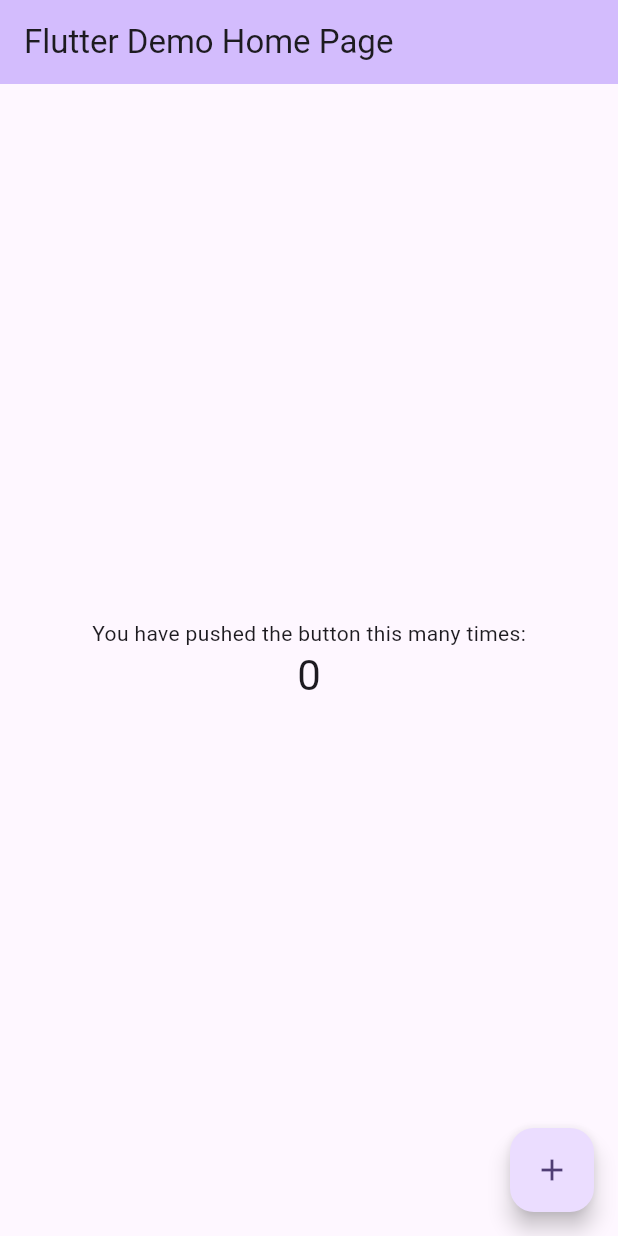
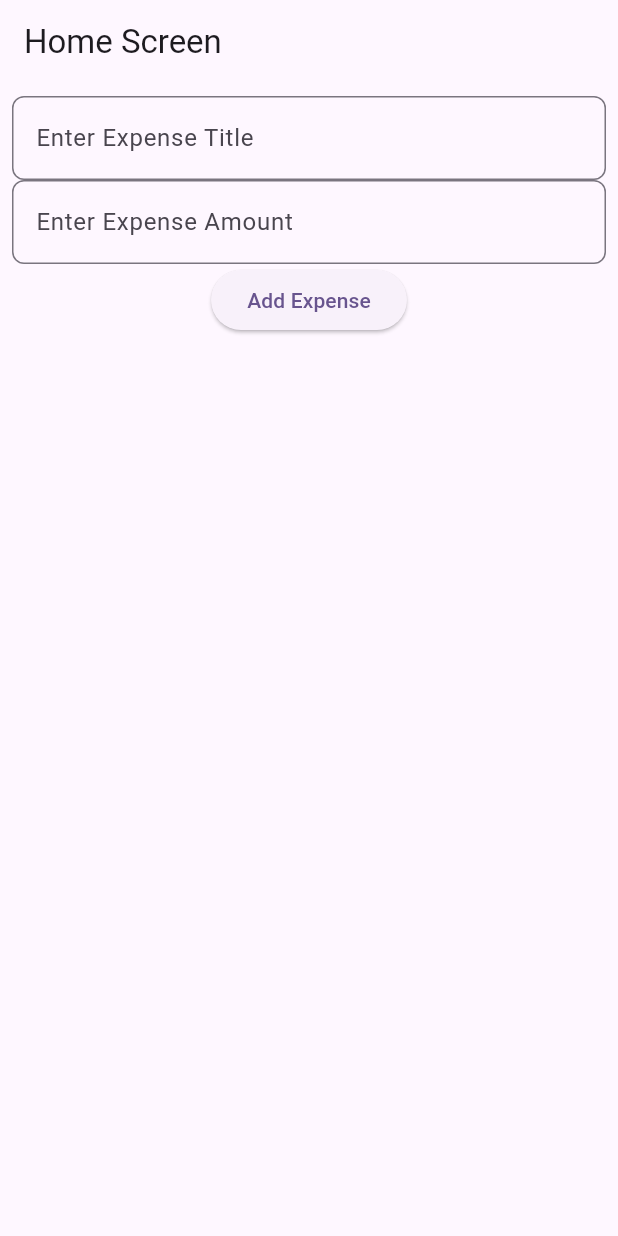
Before and after one commit to Ibrahim-K98han/simple_expense_tracker_flutter, a Flutter app: the screen it shows after launch, on a phone screen of 412 x 824 dp. Run offline on Flutter 3.47's test engine with Material 3 defaults, Android fonts, the phone set to English and light mode, and no system bars; our stand-ins replace sqflite; accounts and stored records are empty.

Commit message:
added functionality

```diff
--- /dev/null
+++ b/lib/add_expense_screen.dart
@@ -0,0 +1,18 @@
+import 'package:flutter/material.dart';
+
+class AddExpenseScreen extends StatefulWidget {
+  const AddExpenseScreen({super.key});
+
+  @override
+  State<AddExpenseScreen> createState() => _AddExpenseScreenState();
+}
+
+class _AddExpenseScreenState extends State<AddExpenseScreen> {
+  @override
+  Widget build(BuildContext context) {
+    return Scaffold(
+      appBar: AppBar(title: const Text('Add Expense')),
+      body: const Center(child: Text('This is the Add Expense Screen.')),
+    );
+  }
+}
--- /dev/null
+++ b/lib/home_screen.dart
@@ -0,0 +1,162 @@
+import 'package:flutter/material.dart';
+import 'package:path/path.dart';
+import 'package:sqflite/sqflite.dart';
+
+class HomeScreen extends StatefulWidget {
+  const HomeScreen({super.key});
+
+  @override
+  State<HomeScreen> createState() => _HomeScreenState();
+}
+
+class _HomeScreenState extends State<HomeScreen> {
+  TextEditingController titleController = TextEditingController();
+  TextEditingController amountController = TextEditingController();
+
+  int? editingId;
+  List<Map<String, dynamic>> expense = [];
+
+  @override
+  initState() {
+    super.initState();
+    readExpense();
+  }
+
+  @override
+  void dispose() {
+    super.dispose();
+    titleController.dispose();
+    amountController.dispose();
+  }
+
+  //Open Database
+  Future<Database> openMyDatabase() async {
+    String folder = await getDatabasesPath();
+    String path = join(folder, 'expense.db');
+
+    return openDatabase(
+      path,
+      version: 1,
+      onCreate: (db, version) async {
+        await db.execute('''
+        CREATE TABLE expenses(
+          id INTEGER PRIMARY KEY AUTOINCREMENT,
+          title TEXT,
+          amount REAL
+        )
+      ''');
+      },
+    );
+  }
+
+  //Add Expense
+  Future<void> addExpense() async {
+    Database db = await openMyDatabase();
+    await db.insert('expenses', {
+      'title': titleController.text,
+      'amount': amountController.text,
+    });
+    clearBoxes();
+    readExpense();
+  }
+
+  //Read Expense
+  Future<void> readExpense() async {
+    Database db = await openMyDatabase();
+
+    List<Map<String, dynamic>> rows = await db.query(
+      'expenses',
+      orderBy: 'title ASC',
+    );
+
+    if (!mounted) return;
+
+    setState(() {
+      expense = rows;
+    });
+  }
+
+  //Update Expense
+  Future<void> updateExpense() async {
+    Database db = await openMyDatabase();
+    await db.update(
+      'expenses',
+      {'title': titleController.text, 'amount': amountController.text},
+      where: 'id =?',
+      whereArgs: [editingId],
+    );
+    clearBoxes();
+    readExpense();
+  }
+
+  //Delete Expense
+  Future<void> deleteExpense(int id) async {
+    Database db = await openMyDatabase();
+    await db.delete('expenses', where: 'id =?', whereArgs: [id]);
+    clearBoxes();
+    readExpense();
+  }
+
+  void startEditing(Map<String, dynamic> contact) {
+    setState(() {
+      editingId = contact['id'];
+      titleController.text = contact['title'];
+      amountController.text = contact['amount'];
+    });
+  }
+
+  void saveButtonPressed() {
+    if (titleController.text.isEmpty || amountController.text.isEmpty) {
+      return;
+    }
+    if (editingId == null) {
+      addExpense();
+    } else {
+      updateExpense();
+    }
+  }
+
+  void clearBoxes() {
+    setState(() {
+      editingId = null;
+      titleController.clear();
+      amountController.clear();
+    });
+  }
+
+  @override
+  Widget build(BuildContext context) {
+    return Scaffold(
+      appBar: AppBar(title: const Text('Home Screen')),
+      body: Padding(
+        padding: const EdgeInsets.all(8.0),
+        child: Column(
+          children: [
+            TextField(
+              controller: titleController,
+              decoration: const InputDecoration(
+                hintText: 'Enter Expense Title',
+                border: OutlineInputBorder(
+                  borderRadius: BorderRadius.all(Radius.circular(8.0)),
+                ),
+              ),
+            ),
+            TextField(
+              controller: amountController,
+              decoration: const InputDecoration(
+                hintText: 'Enter Expense Amount',
+                border: OutlineInputBorder(
+                  borderRadius: BorderRadius.all(Radius.circular(8.0)),
+                ),
+              ),
+            ),
+            ElevatedButton(
+              onPressed: saveButtonPressed,
+              child: Text(editingId == null ? 'Add Expense' : 'Update Expense'),
+            ),
+          ],
+        ),
+      ),
+    );
+  }
+}
--- a/lib/main.dart
+++ b/lib/main.dart
@@ -1,4 +1,5 @@
 import 'package:flutter/material.dart';
+import 'package:simple_expense_tracker/home_screen.dart';
 
 void main() {
   runApp(const MyApp());
@@ -7,116 +8,12 @@ void main() {
 class MyApp extends StatelessWidget {
   const MyApp({super.key});
 
-  // This widget is the root of your application.
   @override
   Widget build(BuildContext context) {
     return MaterialApp(
       title: 'Flutter Demo',
-      theme: ThemeData(
-        // This is the theme of your application.
-        //
-        // TRY THIS: Try running your application with "flutter run". You'll see
-        // the application has a purple toolbar. Then, without quitting the app,
-        // try changing the seedColor in the colorScheme below to Colors.green
-        // and then invoke "hot reload" (save your changes or press the "hot
-        // reload" button in a Flutter-supported IDE, or press "r" if you used
-        // the command line to start the app).
-        //
-        // Notice that the counter didn't reset back to zero; the application
-        // state is not lost during the reload. To reset the state, use hot
-        // restart instead.
-        //
-        // This works for code too, not just values: Most code changes can be
-        // tested with just a hot reload.
-        colorScheme: .fromSeed(seedColor: Colors.deepPurple),
-      ),
-      home: const MyHomePage(title: 'Flutter Demo Home Page'),
+      theme: ThemeData(colorScheme: .fromSeed(seedColor: Colors.deepPurple)),
+      home: HomeScreen(),
     );
   }
 }
-
-class MyHomePage extends StatefulWidget {
-  const MyHomePage({super.key, required this.title});
-
-  // This widget is the home page of your application. It is stateful, meaning
-  // that it has a State object (defined below) that contains fields that affect
-  // how it looks.
-
-  // This class is the configuration for the state. It holds the values (in this
-  // case the title) provided by the parent (in this case the App widget) and
-  // used by the build method of the State. Fields in a Widget subclass are
-  // always marked "final".
-
-  final String title;
-
-  @override
-  State<MyHomePage> createState() => _MyHomePageState();
-}
-
-class _MyHomePageState extends State<MyHomePage> {
-  int _counter = 0;
-
-  void _incrementCounter() {
-    setState(() {
-      // This call to setState tells the Flutter framework that something has
-      // changed in this State, which causes it to rerun the build method below
-      // so that the display can reflect the updated values. If we changed
-      // _counter without calling setState(), then the build method would not be
-      // called again, and so nothing would appear to happen.
-      _counter++;
-    });
-  }
-
-  @override
-  Widget build(BuildContext context) {
-    // This method is rerun every time setState is called, for instance as done
-    // by the _incrementCounter method above.
-    //
-    // The Flutter framework has been optimized to make rerunning build methods
-    // fast, so that you can just rebuild anything that needs updating rather
-    // than having to individually change instances of widgets.
-    return Scaffold(
-      appBar: AppBar(
-        // TRY THIS: Try changing the color here to a specific color (to
-        // Colors.amber, perhaps?) and trigger a hot reload to see the AppBar
-        // change color while the other colors stay the same.
-        backgroundColor: Theme.of(context).colorScheme.inversePrimary,
-        // Here we take the value from the MyHomePage object that was created by
-        // the App.build method, and use it to set our appbar title.
-        title: Text(widget.title),
-      ),
-      body: Center(
-        // Center is a layout widget. It takes a single child and positions it
-        // in the middle of the parent.
-        child: Column(
-          // Column is also a layout widget. It takes a list of children and
-          // arranges them vertically. By default, it sizes itself to fit its
-          // children horizontally, and tries to be as tall as its parent.
-          //
-          // Column has various properties to control how it sizes itself and
-          // how it positions its children. Here we use mainAxisAlignment to
-          // center the children vertically; the main axis here is the vertical
-          // axis because Columns are vertical (the cross axis would be
-          // horizontal).
-          //
-          // TRY THIS: Invoke "debug painting" (choose the "Toggle Debug Paint"
-          // action in the IDE, or press "p" in the console), to see the
-          // wireframe for each widget.
-          mainAxisAlignment: .center,
-          children: [
-            const Text('You have pushed the button this many times:'),
-            Text(
-              '$_counter',
-              style: Theme.of(context).textTheme.headlineMedium,
-            ),
-          ],
-        ),
-      ),
-      floatingActionButton: FloatingActionButton(
-        onPressed: _incrementCounter,
-        tooltip: 'Increment',
-        child: const Icon(Icons.add),
-      ),
-    );
-  }
-}
--- a/pubspec.yaml
+++ b/pubspec.yaml
@@ -2,7 +2,7 @@ name: simple_expense_tracker
 description: "A new Flutter project."
 # The following line prevents the package from being accidentally published to
 # pub.dev using `flutter pub publish`. This is preferred for private packages.
-publish_to: 'none' # Remove this line if you wish to publish to pub.dev
+publish_to: "none" # Remove this line if you wish to publish to pub.dev
 
 # The following defines the version and build number for your application.
 # A version number is three numbers separated by dots, like 1.2.43
@@ -34,6 +34,8 @@ dependencies:
   # The following adds the Cupertino Icons font to your application.
   # Use with the CupertinoIcons class for iOS style icons.
   cupertino_icons: ^1.0.8
+  sqflite: ^2.4.2
+  path: ^1.9.1
 
 dev_dependencies:
   flutter_test:
@@ -51,7 +53,6 @@ dev_dependencies:
 
 # The following section is specific to Flutter packages.
 flutter:
-
   # The following line ensures that the Material Icons font is
   # included with your application, so that you can use the icons in
   # the material Icons class.
```
Also changed, not shown: pubspec.lock.
